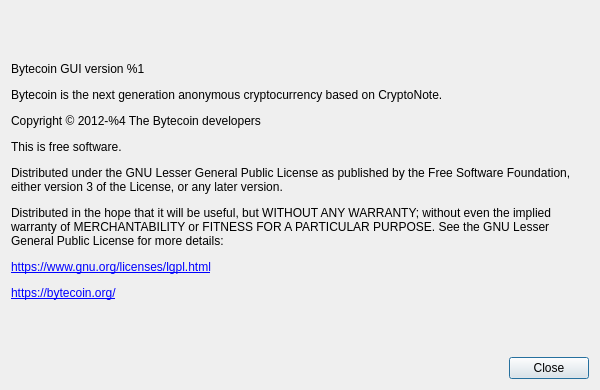
Before: the Qt Designer form src/aboutdialog.ui in bytecoinworld/bytecoin-gui, drawn with Qt 5.
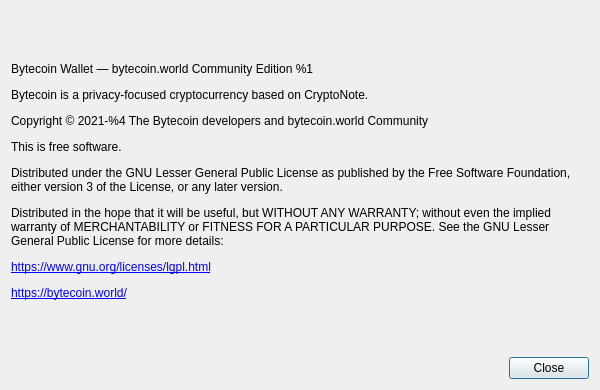
After: the same form once the commit is applied. Custom widgets are drawn as their Qt base class.

```diff
--- a/src/aboutdialog.ui
+++ b/src/aboutdialog.ui
@@ -41,7 +41,7 @@
       </sizepolicy>
      </property>
      <property name="text">
-      <string>&lt;html&gt;&lt;head/&gt;&lt;body&gt;&lt;p&gt;Bytecoin GUI version %1&lt;/p&gt;&lt;p&gt;Bytecoin is the next generation anonymous cryptocurrency based on CryptoNote.&lt;/p&gt;&lt;p&gt;Copyright © 2012-%4 The Bytecoin developers&lt;/p&gt;&lt;p&gt;This is free software.&lt;/p&gt;&lt;p&gt;Distributed under the GNU Lesser General Public License as published by the Free Software Foundation, either version 3 of the License, or any later version.&lt;/p&gt;&lt;p&gt;Distributed in the hope that it will be useful, but WITHOUT ANY WARRANTY; without even the implied warranty of MERCHANTABILITY or FITNESS FOR A PARTICULAR PURPOSE. See the GNU Lesser General Public License for more details:&lt;/p&gt;&lt;p&gt;&lt;a href=&quot;https://www.gnu.org/licenses/lgpl.html&quot;&gt;&lt;span style=&quot; text-decoration: underline; color:#0000ff;&quot;&gt;https://www.gnu.org/licenses/lgpl.html&lt;/span&gt;&lt;/a&gt;&lt;/p&gt;&lt;p&gt;&lt;a href=&quot;http://bytecoin.org/&quot;&gt;&lt;span style=&quot; text-decoration: underline; color:#0000ff;&quot;&gt;https://bytecoin.org/&lt;/span&gt;&lt;/a&gt;&lt;/p&gt;&lt;/body&gt;&lt;/html&gt;</string>
+      <string>&lt;html&gt;&lt;head/&gt;&lt;body&gt;&lt;p&gt;Bytecoin Wallet — bytecoin.world Community Edition %1&lt;/p&gt;&lt;p&gt;Bytecoin is a privacy-focused cryptocurrency based on CryptoNote.&lt;/p&gt;&lt;p&gt;Copyright © 2021-%4 The Bytecoin developers and bytecoin.world Community&lt;/p&gt;&lt;p&gt;This is free software.&lt;/p&gt;&lt;p&gt;Distributed under the GNU Lesser General Public License as published by the Free Software Foundation, either version 3 of the License, or any later version.&lt;/p&gt;&lt;p&gt;Distributed in the hope that it will be useful, but WITHOUT ANY WARRANTY; without even the implied warranty of MERCHANTABILITY or FITNESS FOR A PARTICULAR PURPOSE. See the GNU Lesser General Public License for more details:&lt;/p&gt;&lt;p&gt;&lt;a href=&quot;https://www.gnu.org/licenses/lgpl.html&quot;&gt;&lt;span style=&quot; text-decoration: underline; color:#0000ff;&quot;&gt;https://www.gnu.org/licenses/lgpl.html&lt;/span&gt;&lt;/a&gt;&lt;/p&gt;&lt;p&gt;&lt;a href=&quot;https://bytecoin.world/&quot;&gt;&lt;span style=&quot; text-decoration: underline; color:#0000ff;&quot;&gt;https://bytecoin.world/&lt;/span&gt;&lt;/a&gt;&lt;/p&gt;&lt;/body&gt;&lt;/html&gt;</string>
      </property>
      <property name="textFormat">
       <enum>Qt::RichText</enum>
```
Left out of the diff: 2 changed lines with no effect on the pictures.
